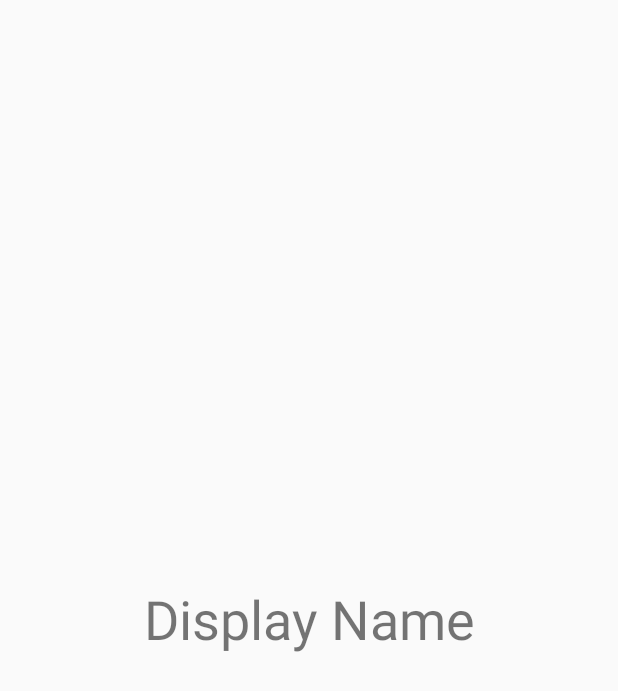
After one commit to xSimekj1/FirebaseChat, an Android app: the layout activity_profile.xml on its own in the app's theme, with its tools: preview values and no code run, on a phone screen of 412 x 824 dp. The commit adds this screen. Shown: the top 691 px of the screen. Run offline under Robolectric (Android 15) with nearby library versions, the phone set to English and light mode, and no system bars.

Commit message:
Add thumbnails and photo compressing Create ProfileActivity

```diff
--- a/app/src/main/AndroidManifest.xml
+++ b/app/src/main/AndroidManifest.xml
@@ -31,8 +31,10 @@
         <activity
             android:name="com.theartofdev.edmodo.cropper.CropImageActivity"
             android:theme="@style/Base.Theme.AppCompat" />
-        <activity android:name=".UsersActivity"
-            android:parentActivityName=".MainActivity"/>
+        <activity
+            android:name=".UsersActivity"
+            android:parentActivityName=".MainActivity" />
+        <activity android:name=".ProfileActivity"></activity>
     </application>
 
 </manifest>
--- /dev/null
+++ b/app/src/main/res/layout/activity_profile.xml
@@ -0,0 +1,19 @@
+<?xml version="1.0" encoding="utf-8"?>
+<android.support.constraint.ConstraintLayout xmlns:android="http://schemas.android.com/apk/res/android"
+    xmlns:app="http://schemas.android.com/apk/res-auto"
+    xmlns:tools="http://schemas.android.com/tools"
+    android:layout_width="match_parent"
+    android:layout_height="match_parent"
+    tools:context=".ProfileActivity">
+
+    <TextView
+        android:id="@+id/profile_displayName"
+        android:layout_width="wrap_content"
+        android:layout_height="wrap_content"
+        android:text="Display Name"
+        android:textSize="36sp"
+        app:layout_constraintBottom_toBottomOf="parent"
+        app:layout_constraintEnd_toEndOf="parent"
+        app:layout_constraintStart_toStartOf="parent"
+        app:layout_constraintTop_toTopOf="parent" />
+</android.support.constraint.ConstraintLayout>
```
Also changed, not shown: app/build.gradle (+4 -3 lines), app/src/main/java/com/jakub/firebasechat/ProfileActivity.java (added, +22 -0 lines), app/src/main/java/com/jakub/firebasechat/SettingsActivity.java (+46 -1 lines), app/src/main/java/com/jakub/firebasechat/Users.java (+11 -1 lines), app/src/main/java/com/jakub/firebasechat/UsersActivity.java (+22 -0 lines).
